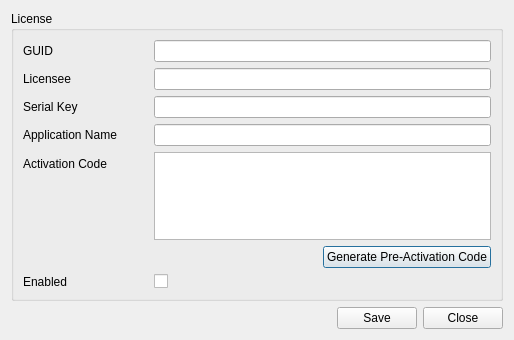
Qt form Source/ZELNLauncher/ZELNLicenseEditorDialog.ui (orcun-gokbulut/ze) before a commit.
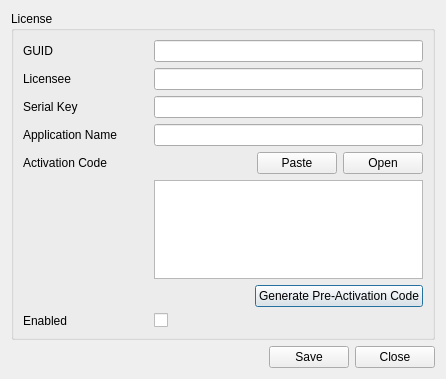
The same form after that commit. Icons and pictures are not drawn.

Commit message: ADD: Saving and loading buttons has been added ZELNLicenseWidget. FIX: Fixed removable drive problems in ZEProtect. FIX: Infinity loop in ZEMLFormatXMLV1 has been fixed. ADD: New camera definition configuration properties has been added to ZETrainIG.

What changed in the file:
```diff
--- a/Source/ZELNLauncher/ZELNLicenseEditorDialog.ui
+++ b/Source/ZELNLauncher/ZELNLicenseEditorDialog.ui
@@ -6,8 +6,8 @@
    <rect>
     <x>0</x>
     <y>0</y>
-    <width>514</width>
-    <height>340</height>
+    <width>446</width>
+    <height>379</height>
    </rect>
   </property>
   <property name="windowTitle">
@@ -81,19 +81,6 @@
         </property>
        </widget>
       </item>
-      <item row="5" column="0">
-       <widget class="QLabel" name="txtAp">
-        <property name="minimumSize">
-         <size>
-          <width>125</width>
-          <height>0</height>
-         </size>
-        </property>
-        <property name="text">
-         <string>Activation Code</string>
-        </property>
-       </widget>
-      </item>
       <item row="5" column="1">
        <widget class="QPlainTextEdit" name="txtActivationCode"/>
       </item>
@@ -135,6 +122,50 @@
         </property>
        </widget>
       </item>
+      <item row="4" column="1">
+       <layout class="QHBoxLayout" name="horizontalLayout_8">
+        <item>
+         <spacer name="horizontalSpacer_7">
+          <property name="orientation">
+           <enum>Qt::Horizontal</enum>
+          </property>
+          <property name="sizeHint" stdset="0">
+           <size>
+            <width>40</width>
+            <height>20</height>
+           </size>
+          </property>
+         </spacer>
+        </item>
+        <item>
+         <widget class="QPushButton" name="btnPasteActivationCode">
+          <property name="text">
+           <string>Paste</string>
+          </property>
+         </widget>
+        </item>
+        <item>
+         <widget class="QPushButton" name="btnOpenActivationCode">
+          <property name="text">
+           <string>Open</string>
+          </property>
+         </widget>
+        </item>
+       </layout>
+      </item>
+      <item row="4" column="0">
+       <widget class="QLabel" name="txtAp">
+        <property name="minimumSize">
+         <size>
+          <width>125</width>
+          <height>0</height>
+         </size>
+        </property>
+        <property name="text">
+         <string>Activation Code</string>
+        </property>
+       </widget>
+      </item>
      </layout>
     </widget>
    </item>
```
Left out of the diff: 5 changed lines with no effect on the pictures. The commit also changes 8 other files.
